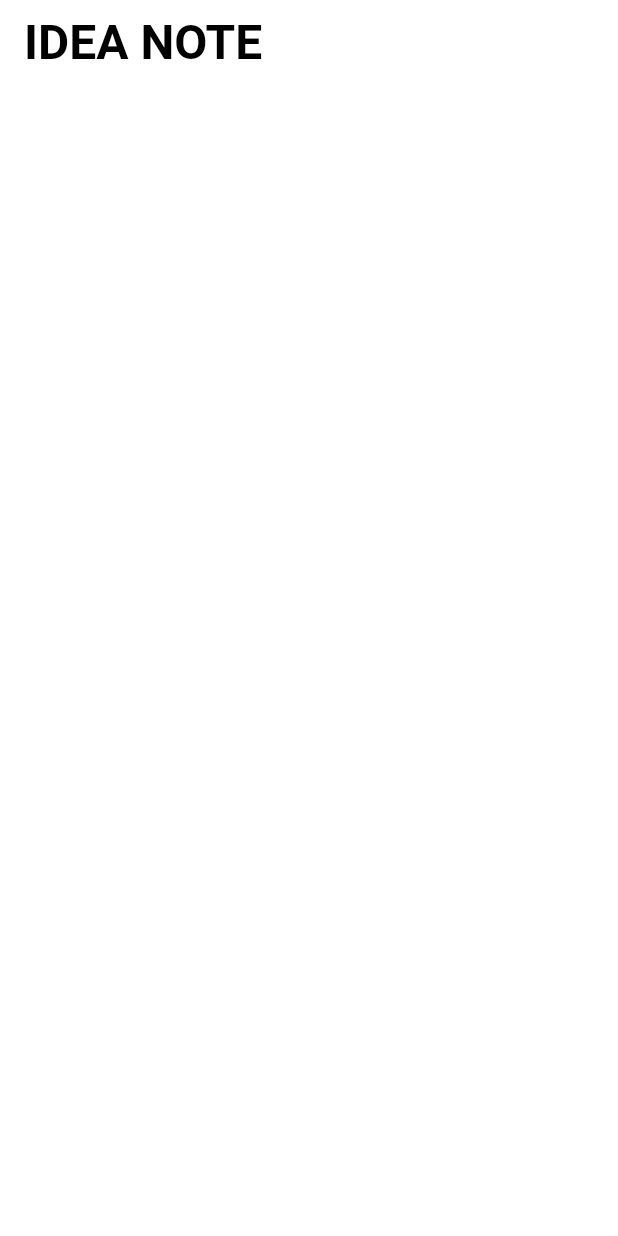
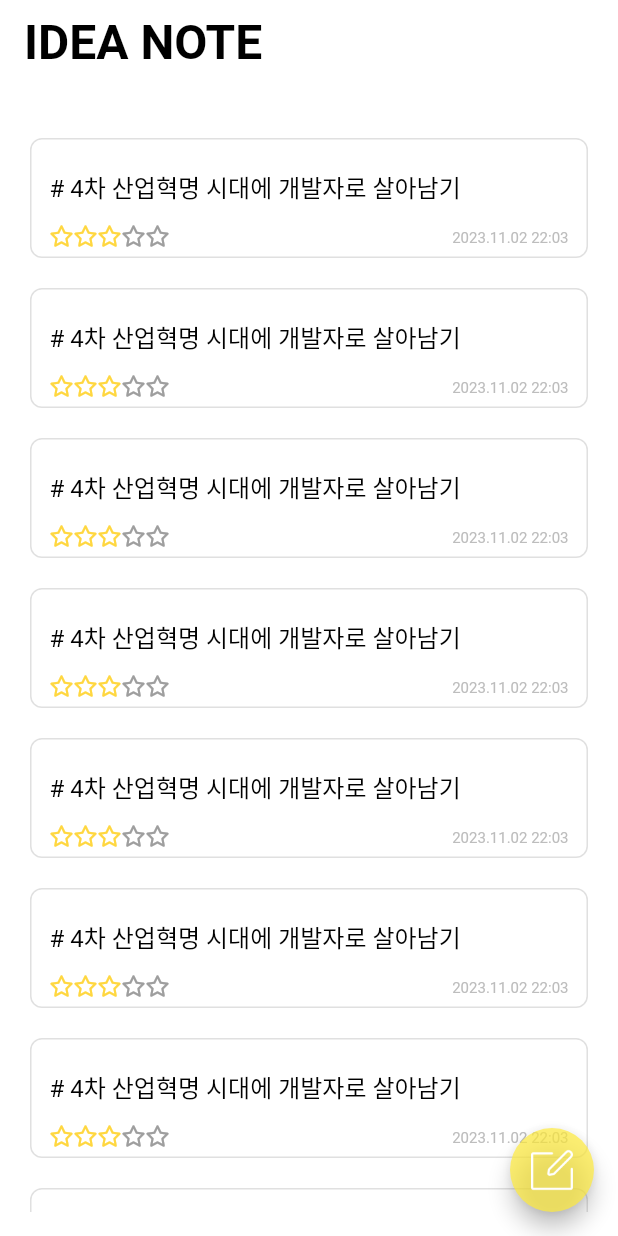
Before and after one commit to academy3746/idea_note3, a Flutter app: the screen it shows after launch, on a phone screen of 412 x 824 dp. Run offline on Flutter 3.47's test engine with Material 2 defaults, Android fonts, the phone set to English and light mode, and no system bars; drawn by our look-alikes of flutter_rating_bar; our stand-ins replace font_awesome_flutter, sqflite; accounts and stored records are empty.

Commit message:
Draw Main Screen UX / UI

```diff
--- a/lib/features/screens/main_screen/main_screen.dart
+++ b/lib/features/screens/main_screen/main_screen.dart
@@ -1,6 +1,7 @@
 import 'package:flutter/material.dart';
 import 'package:idea_note3/constants/sizes.dart';
 import 'package:idea_note3/features/widgets/back_handler_button.dart';
+import 'package:idea_note3/features/widgets/idea_list_builder.dart';
 
 class MainScreen extends StatefulWidget {
   const MainScreen({super.key});
@@ -40,7 +41,28 @@ class _MainScreenState extends State<MainScreen> {
           elevation: 0,
           backgroundColor: Colors.white,
         ),
-        body: Container(),
+        body: Padding(
+          padding: const EdgeInsets.symmetric(
+            horizontal: Sizes.size20,
+            vertical: Sizes.size16,
+          ),
+          child: ListView.builder(
+            itemCount: 8,
+            itemBuilder: (BuildContext context, int index) {
+              return IdeaList(index: index);
+            },
+          ),
+        ),
+        floatingActionButton: FloatingActionButton(
+          backgroundColor: Theme.of(context).primaryColor.withOpacity(0.7),
+          onPressed: () {},
+          child: Image.asset(
+            "assets/images/post.png",
+            color: Colors.white,
+            height: Sizes.size28,
+            width: Sizes.size28,
+          ),
+        ),
       ),
     );
   }
--- /dev/null
+++ b/lib/features/widgets/idea_list_builder.dart
@@ -0,0 +1,71 @@
+import 'package:flutter/material.dart';
+import 'package:idea_note3/constants/sizes.dart';
+import 'package:idea_note3/features/widgets/importance_bar.dart';
+
+class IdeaList extends StatelessWidget {
+  const IdeaList({
+    super.key,
+    required this.index,
+  });
+
+  final int index;
+
+  @override
+  Widget build(BuildContext context) {
+    return Container(
+      height: Sizes.size80,
+      decoration: ShapeDecoration(
+        shape: RoundedRectangleBorder(
+          side: BorderSide(
+            width: 1,
+            color: Colors.grey.shade300,
+          ),
+          borderRadius: BorderRadius.circular(Sizes.size8),
+        ),
+      ),
+      margin: const EdgeInsets.only(
+        top: Sizes.size20,
+      ),
+      child: Stack(
+        alignment: Alignment.centerLeft,
+        children: [
+          /// title
+          Container(
+            margin: const EdgeInsets.only(
+              left: Sizes.size12,
+              bottom: Sizes.size16,
+            ),
+            child: const Text(
+              "# 4차 산업혁명 시대에 개발자로 살아남기",
+              style: TextStyle(
+                color: Colors.black,
+                fontSize: Sizes.size16,
+              ),
+            ),
+          ),
+
+          /// datetime
+          Align(
+            alignment: Alignment.bottomRight,
+            child: Container(
+              margin: const EdgeInsets.only(
+                right: Sizes.size12,
+                bottom: Sizes.size6,
+              ),
+              child: Text(
+                "2023.11.02 22:03",
+                style: TextStyle(
+                  fontSize: Sizes.size10,
+                  color: Colors.grey.shade400,
+                ),
+              ),
+            ),
+          ),
+
+          /// importance
+          const ImportanceBar(),
+        ],
+      ),
+    );
+  }
+}
--- /dev/null
+++ b/lib/features/widgets/importance_bar.dart
@@ -0,0 +1,42 @@
+import 'package:flutter/material.dart';
+import 'package:flutter_rating_bar/flutter_rating_bar.dart';
+import 'package:font_awesome_flutter/font_awesome_flutter.dart';
+import 'package:idea_note3/constants/sizes.dart';
+
+class ImportanceBar extends StatelessWidget {
+  const ImportanceBar({
+    super.key,
+  });
+
+  @override
+  Widget build(BuildContext context) {
+    return Align(
+      alignment: Alignment.bottomLeft,
+      child: Container(
+        margin: const EdgeInsets.only(
+          left: Sizes.size12,
+          bottom: Sizes.size6,
+        ),
+        child: RatingBar.builder(
+          initialRating: 3,
+          itemCount: 5,
+          minRating: 1,
+          itemSize: Sizes.size16,
+          itemPadding: const EdgeInsets.symmetric(
+            horizontal: 0,
+          ),
+          ignoreGestures: true,
+          updateOnDrag: false,
+          direction: Axis.horizontal,
+          itemBuilder: (BuildContext context, int index) {
+            return const FaIcon(
+              FontAwesomeIcons.star,
+              color: Colors.amberAccent,
+            );
+          },
+          onRatingUpdate: (double value) {},
+        ),
+      ),
+    );
+  }
+}
--- a/lib/main.dart
+++ b/lib/main.dart
@@ -14,10 +14,7 @@ class NoteApp extends StatelessWidget {
     return MaterialApp(
       title: '아이디어노트',
       theme: ThemeData(
-        colorScheme: ColorScheme.fromSeed(
-          seedColor: const Color(0xFFF48FB1),
-        ),
-        primaryColor: const Color(0xFFF48FB1),
+        primaryColor: Colors.yellow,
         useMaterial3: false,
         visualDensity: VisualDensity.adaptivePlatformDensity,
       ),
```
Also changed, not shown: assets/images/post.png (added).
